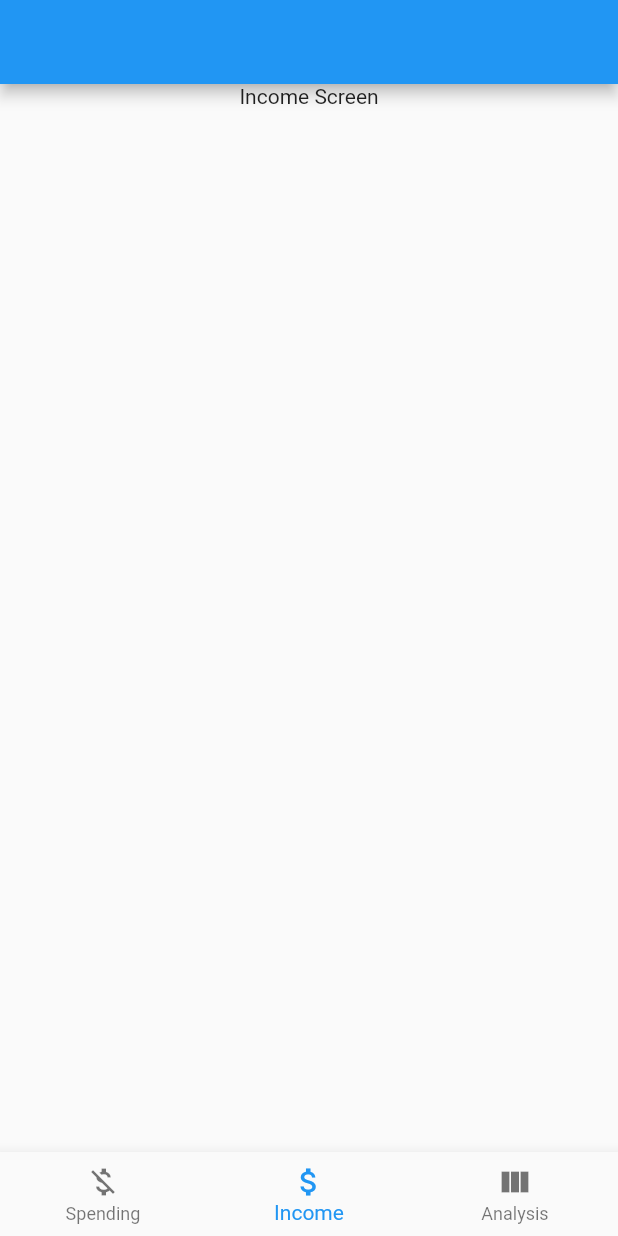
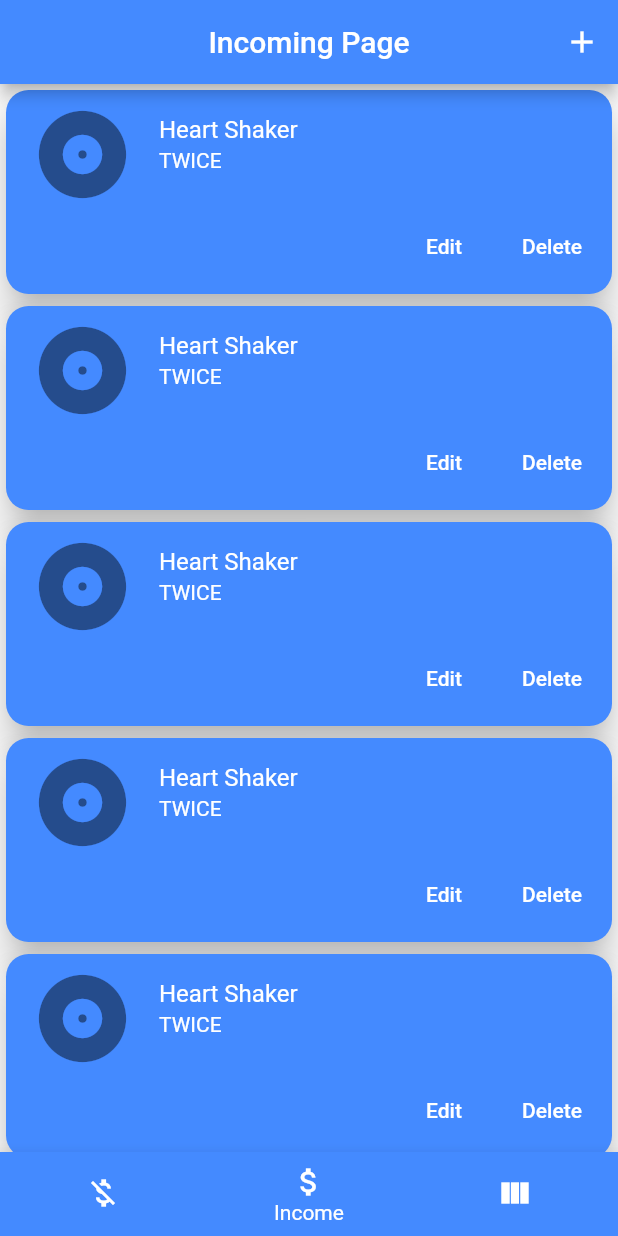
Before and after one commit to akturanilyas/money-manager, a Flutter app: the screen it shows after launch, item 2 of the bottom bar chosen, on a phone screen of 412 x 824 dp. Run offline on Flutter 3.47's test engine with Material 2 defaults, Android fonts, the phone set to English and light mode, and no system bars; our stand-ins replace bloc, equatable, flutter_bloc, flutter_switch.

```diff
--- a/lib/router/routing.dart
+++ b/lib/router/routing.dart
@@ -1,6 +1,7 @@
 import 'package:bloctest/bloc/screen/bloc/bottom_navigation_bloc.dart';
 import 'package:bloctest/bloc/test_bloc.dart';
-import 'package:bloctest/ui/home.dart';
+import 'package:bloctest/ui/new_entry_screen.dart';
+import 'package:bloctest/ui/root.dart';
 import 'package:flutter/material.dart';
 import 'package:flutter_bloc/flutter_bloc.dart';
 
@@ -20,16 +21,17 @@ class AppRouter {
                 create: (context) => BottomNavigationBloc()..add(AppStarted()),
               ),
             ],
-            child: Home(),
+            child: Root(),
           ),
         );
-      // case '/second':
-      //   return MaterialPageRoute(
-      //     builder: (_) => BlocProvider.value(
-      //       value: _testBloc,
-      //       child: SecondPage(),
-      //     ),
-      //   );
+      case '/new':
+        return MaterialPageRoute(
+          builder: (_) => BlocProvider(
+            create: (context) => _testBloc,
+            child: NewEntry(),
+          ),
+        );
+
       default:
         return null;
     }
--- a/lib/ui/home.dart
+++ b/lib/ui/root.dart
@@ -5,29 +5,48 @@ import 'package:bloctest/widget/spend_screen.dart';
 import 'package:flutter/material.dart';
 import 'package:flutter_bloc/flutter_bloc.dart';
 
-class Home extends StatefulWidget {
-  const Home({
+class Root extends StatefulWidget {
+  const Root({
     Key? key,
   }) : super(key: key);
 
   @override
-  _HomeState createState() => _HomeState();
+  _RootState createState() => _RootState();
 }
 
-class _HomeState extends State<Home> {
+class _RootState extends State<Root> {
   //final int _currentIndex = 0;
 
   @override
   Widget build(BuildContext context) {
+    final Color primaryColor = Colors.blueAccent;
+    final Color secondaryColor = Colors.white;
     // final TestBloctestBloc = BlocProvider.of<TestBloc>(context);
     return BlocBuilder<BottomNavigationBloc, BottomNavigationState>(
       builder: (context, state) {
         return Scaffold(
           appBar: AppBar(
-              // title: Text(state.screen.toString()),
-              ),
+            actions: [
+              IconButton(
+                onPressed: () {
+                  Navigator.pushNamed(context, '/new');
+                },
+                icon: Icon(Icons.add),
+              )
+            ],
+            centerTitle: true,
+            backgroundColor: primaryColor,
+            title: Builder(
+              builder: (_) {
+                if (state is SpendPageLoaded) return Text('Spending Page');
+                if (state is IncomePageLoaded) return Text('Incoming Page');
+                if (state is AnalysisPageLoaded) return Text('Analysis Page');
+                return Text('Loading');
+              },
+            ),
+          ),
           body: Builder(
-            builder: (BuildContext context) {
+            builder: (_) {
               if (state is PageLoading) {
                 return Center(child: CircularProgressIndicator());
               }
@@ -38,6 +57,10 @@ class _HomeState extends State<Home> {
             },
           ),
           bottomNavigationBar: BottomNavigationBar(
+            backgroundColor: primaryColor,
+            selectedItemColor: secondaryColor,
+            unselectedItemColor: secondaryColor,
+            showUnselectedLabels: false,
             currentIndex: context
                 .select((BottomNavigationBloc bloc) => bloc.currentIndex),
             items: [
@@ -55,9 +78,9 @@ class _HomeState extends State<Home> {
               ),
             ],
             onTap: (index) {
-              context
-                  .read<BottomNavigationBloc>()
-                  .add(PageTapped(index: index));
+              context.read<BottomNavigationBloc>().add(
+                    PageTapped(index: index),
+                  );
             },
           ),
         );
--- a/lib/widget/income_screen.dart
+++ b/lib/widget/income_screen.dart
@@ -11,12 +11,46 @@ class IncomeScreen extends StatefulWidget {
 class _IncomeScreenState extends State<IncomeScreen> {
   @override
   Widget build(BuildContext context) {
-    return Center(
-      child: Column(
-        children: [
-          Text('Income Screen'),
-        ],
-      ),
+    return ListView.builder(
+      itemCount: 5,
+      itemBuilder: (BuildContext builderContext, int index) {
+        return Container(
+          width: 200,
+          child: Card(
+            shape: RoundedRectangleBorder(
+              borderRadius: BorderRadius.circular(15.0),
+            ),
+            color: Colors.blueAccent,
+            elevation: 10,
+            child: Column(
+              mainAxisSize: MainAxisSize.min,
+              children: <Widget>[
+                const ListTile(
+                  leading: Icon(Icons.album, size: 70),
+                  title: Text('Heart Shaker',
+                      style: TextStyle(color: Colors.white)),
+                  subtitle:
+                      Text('TWICE', style: TextStyle(color: Colors.white)),
+                ),
+                ButtonBar(
+                  children: <Widget>[
+                    TextButton(
+                      child: const Text('Edit',
+                          style: TextStyle(color: Colors.white)),
+                      onPressed: () {},
+                    ),
+                    TextButton(
+                      child: const Text('Delete',
+                          style: TextStyle(color: Colors.white)),
+                      onPressed: () {},
+                    ),
+                  ],
+                ),
+              ],
+            ),
+          ),
+        );
+      },
     );
   }
 }
--- a/pubspec.yaml
+++ b/pubspec.yaml
@@ -27,6 +27,7 @@ dependencies:
   flutter:
     sdk: flutter
   flutter_bloc: ^7.2.0
+  flutter_switch: ^0.3.2
 
 dev_dependencies:
   flutter_test:
```
Also changed, not shown: lib/ui/new_entry_screen.dart (added, +44 -0 lines), lib/ui/second_page.dart (deleted, +0 -27 lines), lib/widget/analysis_screen.dart (+40 -6 lines), lib/widget/spend_screen.dart (+40 -7 lines), pubspec.lock.
